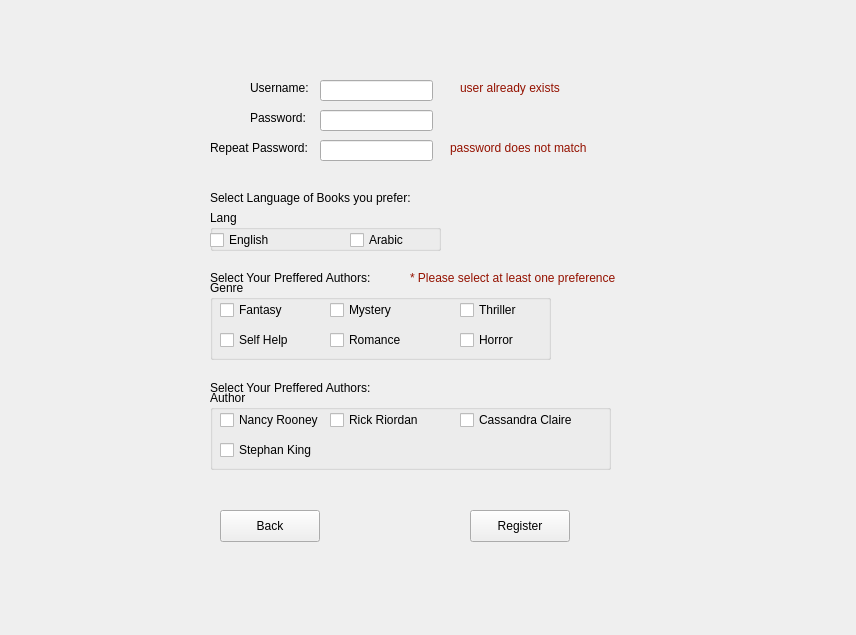
Above: MEDAD/registerwindow.ui from yomnahisham/CSCE1102-LabProject before the change. Below: the same form after it.
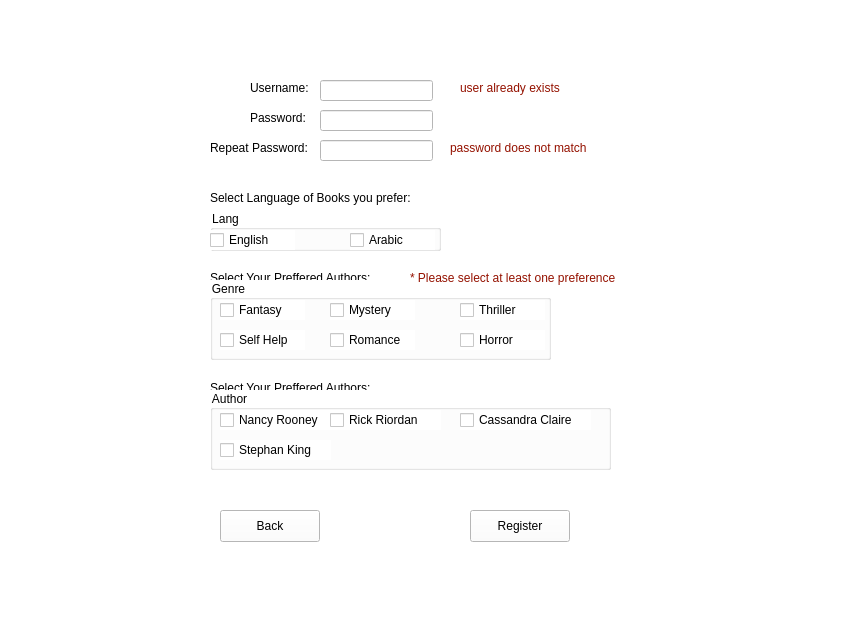
That is the form after the change.

Commit message: fixed minor issue with background color

Diff of the .ui file:
```diff
--- a/MEDAD/registerwindow.ui
+++ b/MEDAD/registerwindow.ui
@@ -14,7 +14,8 @@
    <string>Form</string>
   </property>
   <property name="styleSheet">
-   <string notr="true">setbackgroundcolor: rgb(255, 255, 255);
+   <string notr="true">background-color: rgb(255, 255, 255);
+
 </string>
   </property>
   <widget class="QLabel" name="userL">
```
The commit also changes 7 other files.
